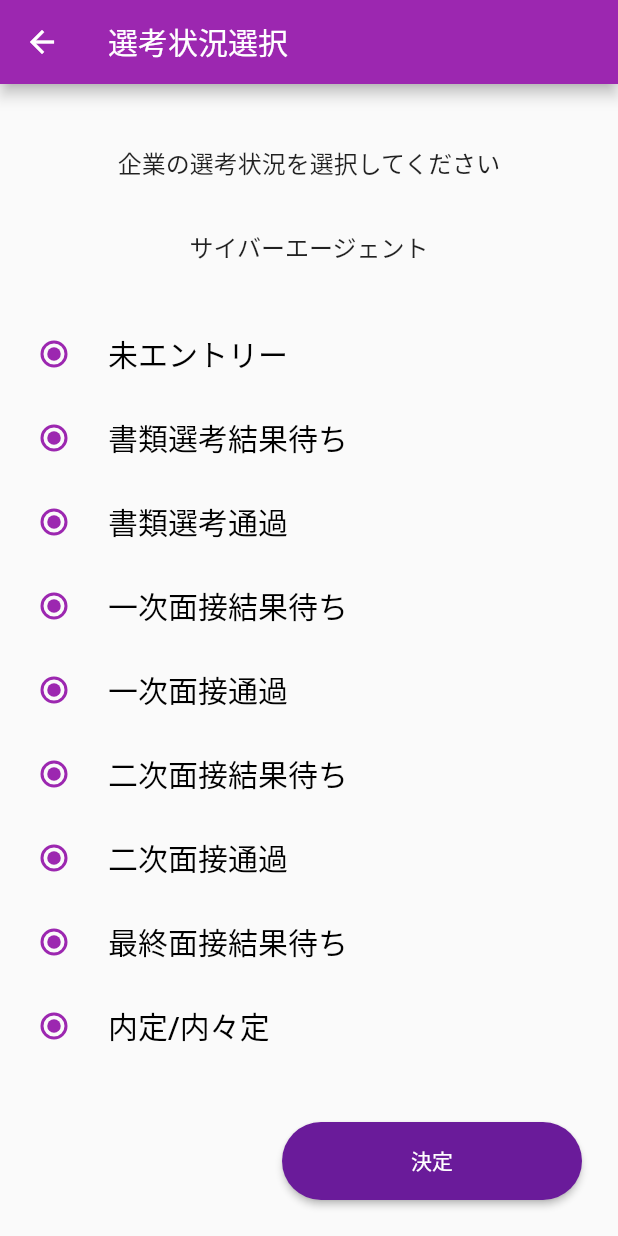
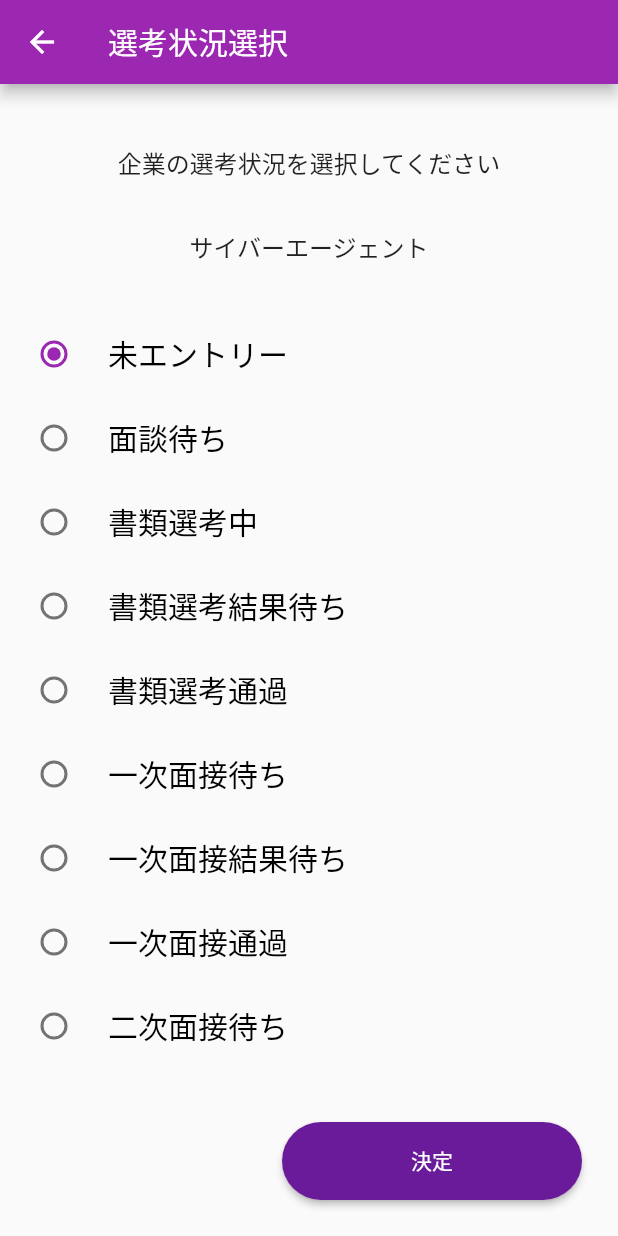
Before and after one commit to momomomo111/job_hanting_app, a Flutter app: the ProcessListScreen screen opened by its route, after a tap on "サイバーエージェント", on a phone screen of 412 x 824 dp. Run offline on Flutter 3.47's test engine with Material 2 defaults, Android fonts, the phone set to English and light mode, and no system bars; our stand-ins replace get, google_fonts.

Commit message:
[update] Enabled selection status to be selected.
選考状況を選択できるようにした

```diff
--- a/lib/binding/binding.dart
+++ b/lib/binding/binding.dart
@@ -1,11 +1,11 @@
 import 'package:get/get.dart';
-import 'package:job_hanting_app/controller/process_list_controller.dart';
+import 'package:job_hanting_app/controller/process_controller.dart';
 import 'package:job_hanting_app/controller/user_controller.dart';
 
 class Bind extends Bindings {
   @override
   void dependencies() {
     Get.lazyPut<UserController>(() => UserController());
-    Get.lazyPut<ProcessListController>(() => ProcessListController());
+    Get.lazyPut<ProcessController>(() => ProcessController());
   }
 }
--- /dev/null
+++ b/lib/controller/process_controller.dart
@@ -0,0 +1,46 @@
+import 'package:get/get.dart';
+
+class ProcessPair {
+  String company, process;
+
+  ProcessPair({this.company = '', this.process = '未エントリー'});
+}
+
+class ProcessController extends GetxController {
+  var myProcessList = [
+    ProcessPair(company: "サイバーエージェント", process: "未エントリー"),
+    ProcessPair(company: "マネーフォワード", process: "一次選考通過"),
+    ProcessPair(company: "グリー", process: "二次選考通過"),
+  ].obs;
+
+  var processPattern = [
+    "未エントリー",
+    "面談待ち",
+    "書類選考中",
+    "書類選考結果待ち",
+    "書類選考通過",
+    "一次面接待ち",
+    "一次面接結果待ち",
+    "一次面接通過",
+    "二次面接待ち",
+    "二次面接結果待ち",
+    "二次面接通過",
+    "三次面接待ち",
+    "三次面接結果待ち",
+    "三次面接通過",
+    "最終面接待ち",
+    "最終面接結果待ち",
+    "内定/内々定",
+    "お見送り"
+  ].obs;
+
+  final selectedProcess = '0'.obs;
+
+  void setCompany(company) =>
+      myProcessList.add(ProcessPair(company: company, process: "未エントリー"));
+
+  void setProcess(index, process) =>
+      myProcessList[index].process = processPattern[process];
+
+  void handleRadio(value) => selectedProcess(value);
+}
--- a/lib/controller/process_list_controller.dart
+++ /dev/null
@@ -1,28 +0,0 @@
-import 'package:get/get.dart';
-
-class ProcessListController extends GetxController {
-  var myProcessList = [
-    ["サイバーエージェント", "未エントリー"],
-    ["マネーフォワード", "一次選考通過"],
-    ["グリー", "二次選考通過"],
-  ].obs;
-
-  var process = [
-    "未エントリー",
-    "書類選考結果待ち",
-    "書類選考通過",
-    "一次面接結果待ち",
-    "一次面接通過",
-    "二次面接結果待ち",
-    "二次面接通過",
-    "最終面接結果待ち",
-    "内定/内々定",
-    "お見送り"
-  ].obs;
-
-  void setCompany(company) => myProcessList.add([company, "未エントリー"]);
-
-  // (index: int, companyName: string)
-  void setProcess(processPair) =>
-      myProcessList[processPair[0]][1] = processPair[1];
-}
--- a/lib/view/company_add_screen.dart
+++ b/lib/view/company_add_screen.dart
@@ -1,9 +1,9 @@
 import 'package:flutter/material.dart';
 import 'package:get/get.dart';
-import 'package:job_hanting_app/controller/process_list_controller.dart';
+import 'package:job_hanting_app/controller/process_controller.dart';
 
 class CompanyAddScreen extends StatelessWidget {
-  final ProcessListController _processListController = Get.find();
+  final ProcessController _processController = Get.find();
   final _addCompanyController = TextEditingController();
 
   @override
@@ -43,8 +43,7 @@ class CompanyAddScreen extends StatelessWidget {
                 height: 52,
                 child: ElevatedButton(
                   onPressed: () {
-                    _processListController
-                        .setCompany(_addCompanyController.text);
+                    _processController.setCompany(_addCompanyController.text);
                     Get.back();
                   },
                   child: const Text(
--- a/lib/view/process_list_screen.dart
+++ b/lib/view/process_list_screen.dart
@@ -1,10 +1,10 @@
 import 'package:flutter/material.dart';
 import 'package:get/get.dart';
-import 'package:job_hanting_app/controller/process_list_controller.dart';
+import 'package:job_hanting_app/controller/process_controller.dart';
 import 'package:job_hanting_app/controller/user_controller.dart';
 
 class ProcessListScreen extends StatelessWidget {
-  final ProcessListController _processListController = Get.find();
+  final ProcessController _processController = Get.find();
   final UserController _userListController = Get.find();
 
   @override
@@ -14,7 +14,7 @@ class ProcessListScreen extends StatelessWidget {
       body: Obx(
         () => ListView.builder(
           shrinkWrap: true,
-          itemCount: _processListController.myProcessList.length,
+          itemCount: _processController.myProcessList.length,
           itemBuilder: (BuildContext context, int index) {
             return Column(
               crossAxisAlignment: CrossAxisAlignment.center,
@@ -27,8 +27,7 @@ class ProcessListScreen extends StatelessWidget {
                       if (_userListController.userType.value ==
                           UserType.student) {
                         Get.toNamed('/process-select',
-                            arguments:
-                                _processListController.myProcessList[index][0]);
+                            arguments: index.toString());
                       }
                     },
                     child: Container(
@@ -51,7 +50,7 @@ class ProcessListScreen extends StatelessWidget {
                             crossAxisAlignment: CrossAxisAlignment.start,
                             children: [
                               Text(
-                                _processListController.myProcessList[index][0],
+                                _processController.myProcessList[index].company,
                                 style: const TextStyle(
                                   fontSize: 16,
                                 ),
@@ -61,8 +60,8 @@ class ProcessListScreen extends StatelessWidget {
                                 child: Padding(
                                   padding: const EdgeInsets.only(right: 16),
                                   child: Text(
-                                    _processListController.myProcessList[index]
-                                        [1],
+                                    _processController
+                                        .myProcessList[index].process,
                                     textAlign: TextAlign.right,
                                     style: const TextStyle(
                                       color: Colors.black,
--- a/lib/view/process_select_screen.dart
+++ b/lib/view/process_select_screen.dart
@@ -1,13 +1,14 @@
 import 'package:flutter/material.dart';
 import 'package:get/get.dart';
-import 'package:job_hanting_app/controller/process_list_controller.dart';
+import 'package:job_hanting_app/controller/process_controller.dart';
 
 class ProcessSelectScreen extends StatelessWidget {
-  final ProcessListController _processListController = Get.find();
+  final ProcessController _processController = Get.find();
 
   @override
   Widget build(BuildContext context) {
-    final companyName = Get.arguments;
+    final companyIndex = int.parse(Get.arguments);
+    final companyName = _processController.myProcessList[companyIndex].company;
     return Scaffold(
       appBar: AppBar(title: const Text("選考状況選択")),
       body: Column(
@@ -35,27 +36,27 @@ class ProcessSelectScreen extends StatelessWidget {
           const SizedBox(
             height: 32,
           ),
-          Obx(
-            () => Expanded(
-              child: ListView.builder(
-                shrinkWrap: true,
-                itemCount: _processListController.process.length,
-                itemBuilder: (BuildContext context, int index) {
-                  return RadioListTile(
+          Expanded(
+            child: ListView.builder(
+              shrinkWrap: true,
+              itemCount: _processController.processPattern.length,
+              itemBuilder: (BuildContext context, int index) {
+                return Obx(
+                  () => RadioListTile(
                     title: Text(
-                      _processListController.process[index],
+                      _processController.processPattern[index],
                       style: const TextStyle(
                         color: Colors.black,
                         fontSize: 20,
                         fontWeight: FontWeight.w500,
                       ),
                     ),
-                    value: null,
-                    onChanged: (void value) {},
-                    groupValue: null,
-                  );
-                },
-              ),
+                    value: index.toString(),
+                    onChanged: (value) => _processController.handleRadio(value),
+                    groupValue: _processController.selectedProcess.value,
+                  ),
+                );
+              },
             ),
           ),
           Align(
@@ -67,6 +68,8 @@ class ProcessSelectScreen extends StatelessWidget {
                 height: 52,
                 child: ElevatedButton(
                   onPressed: () {
+                    _processController.setProcess(companyIndex,
+                        int.parse(_processController.selectedProcess.value));
                     Get.back();
                   },
                   child: const Text(
```
